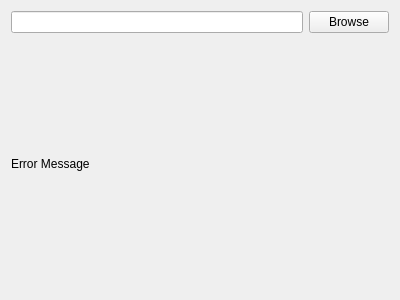
This is src/widgets/new_quest_dialog_directory_page.ui in Kangie/solarus as Qt 5 draws it before an edit. The edited form follows.
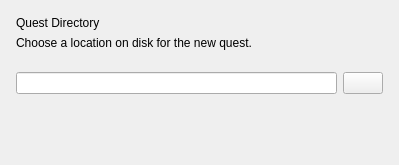
This is the edited form. Icons and pictures are not drawn.

```diff
--- a/src/widgets/new_quest_dialog_directory_page.ui
+++ b/src/widgets/new_quest_dialog_directory_page.ui
@@ -1,35 +1,103 @@
 <?xml version="1.0" encoding="UTF-8"?>
 <ui version="4.0">
  <class>SolarusEditor::NewQuestDialogDirectoryPage</class>
- <widget class="QWizardPage" name="SolarusEditor::NewQuestDialogDirectoryPage">
+ <widget class="QWidget" name="SolarusEditor::NewQuestDialogDirectoryPage">
   <property name="geometry">
    <rect>
     <x>0</x>
     <y>0</y>
-    <width>400</width>
-    <height>300</height>
+    <width>399</width>
+    <height>165</height>
    </rect>
   </property>
-  <property name="windowTitle">
-   <string>WizardPage</string>
-  </property>
-  <property name="title">
-   <string>Quest Directory</string>
-  </property>
-  <property name="subTitle">
-   <string>Choose a location on disk for the new quest.</string>
-  </property>
   <layout class="QVBoxLayout" name="verticalLayout">
+   <property name="leftMargin">
+    <number>16</number>
+   </property>
+   <property name="topMargin">
+    <number>16</number>
+   </property>
+   <property name="rightMargin">
+    <number>16</number>
+   </property>
+   <property name="bottomMargin">
+    <number>16</number>
+   </property>
+   <item>
+    <widget class="QLabel" name="title_label">
+     <property name="text">
+      <string>Quest Directory</string>
+     </property>
+    </widget>
+   </item>
+   <item>
+    <widget class="QLabel" name="description_label">
+     <property name="text">
+      <string>Choose a location on disk for the new quest.</string>
+     </property>
+     <property name="wordWrap">
+      <bool>true</bool>
+     </property>
+    </widget>
+   </item>
+   <item>
+    <spacer name="verticalSpacer_2">
+     <property name="orientation">
+      <enum>Qt::Orientation::Vertical</enum>
+     </property>
+     <property name="sizeType">
+      <enum>QSizePolicy::Policy::Fixed</enum>
+     </property>
+     <property name="sizeHint" stdset="0">
+      <size>
+       <width>0</width>
+       <height>16</height>
+      </size>
+     </property>
+    </spacer>
+   </item>
    <item>
     <layout class="QHBoxLayout" name="horizontalLayout">
+     <property name="leftMargin">
+      <number>0</number>
+     </property>
+     <property name="topMargin">
+      <number>0</number>
+     </property>
+     <property name="rightMargin">
+      <number>0</number>
+     </property>
+     <property name="bottomMargin">
+      <number>0</number>
+     </property>
      <item>
-      <widget class="QLineEdit" name="quest_directory_edit"/>
+      <widget class="QLineEdit" name="quest_directory_edit">
+       <property name="minimumSize">
+        <size>
+         <width>300</width>
+         <height>0</height>
+        </size>
+       </property>
+      </widget>
      </item>
      <item>
       <widget class="QPushButton" name="browse_button">
-       <property name="text">
+       <property name="sizePolicy">
+        <sizepolicy hsizetype="Fixed" vsizetype="Fixed">
+         <horstretch>0</horstretch>
+         <verstretch>0</verstretch>
+        </sizepolicy>
+       </property>
+       <property name="toolTip">
         <string>Browse</string>
        </property>
+       <property name="text">
+        <string/>
+       </property>
+       <property name="icon">
+        <iconset resource="../../resources/images.qrc">
+         <normaloff>:/images/icon_folder.svg</normaloff>:/images/icon_folder.svg</iconset>
+       </property>
       </widget>
      </item>
     </layout>
@@ -37,10 +105,26 @@
    <item>
     <widget class="QLabel" name="error_label">
      <property name="text">
-      <string>Error Message</string>
+      <string/>
+     </property>
+     <property name="wordWrap">
+      <bool>true</bool>
      </property>
     </widget>
    </item>
+   <item>
+    <spacer name="verticalSpacer">
+     <property name="orientation">
+      <enum>Qt::Orientation::Vertical</enum>
+     </property>
+     <property name="sizeHint" stdset="0">
+      <size>
+       <width>0</width>
+       <height>0</height>
+      </size>
+     </property>
+    </spacer>
+   </item>
   </layout>
  </widget>
  <resources/>
```
Left out of the diff: 4 changed lines with no effect on the pictures.
